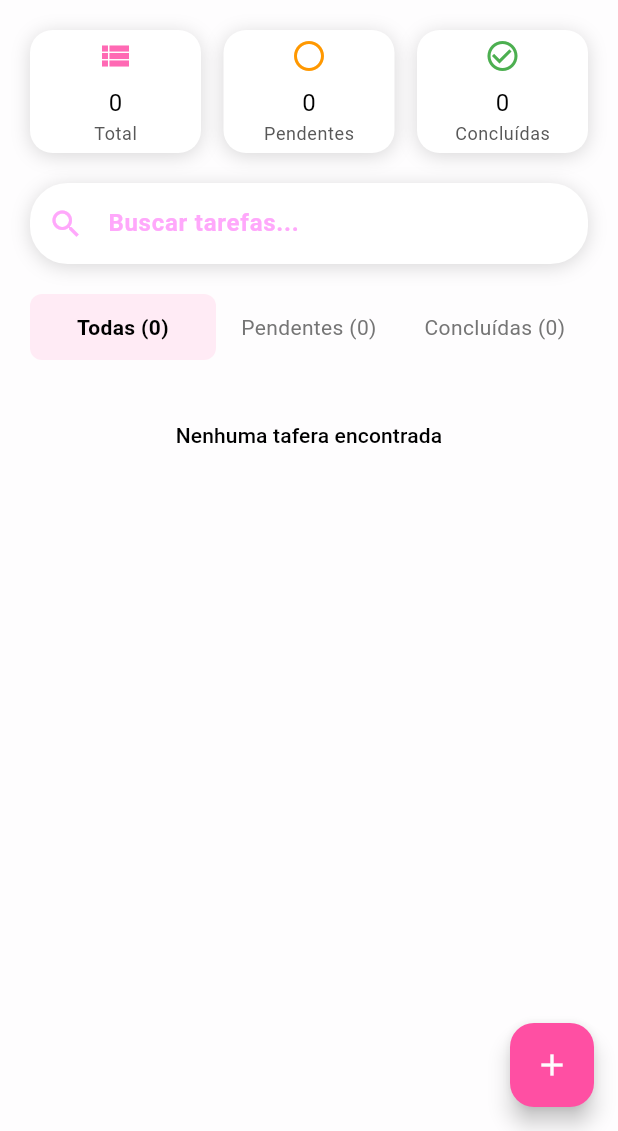
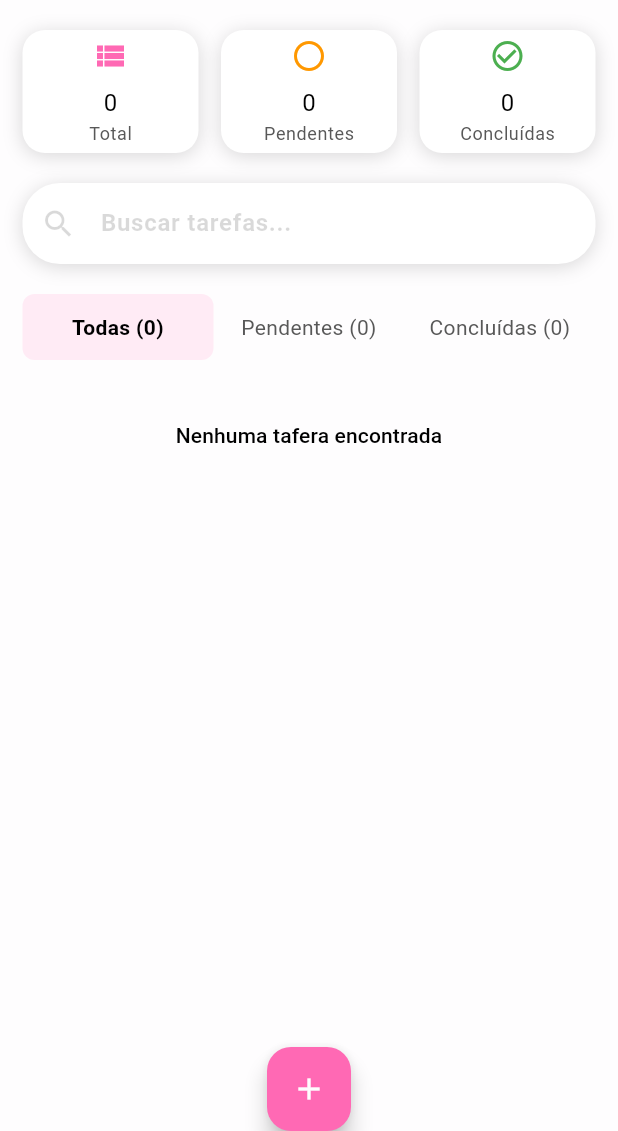
Before and after one commit to HiImIan/checkapp, a Flutter app: the screen it shows after launch, on a phone screen of 412 x 824 dp, the part 105-1236 px from its top. Run offline on Flutter 3.47's test engine with Material 3 defaults, Android fonts, the light colour scheme and no system bars; our stand-ins replace hive_flutter; accounts and stored records are empty.

Commit message:
fix layout
fix:
- items bottom padding
- floating buttom position
- delete light pink

```diff
--- a/lib/app/core/themes/theme.dart
+++ b/lib/app/core/themes/theme.dart
@@ -20,7 +20,7 @@
       elevation: 1,
     ),
     floatingActionButtonTheme: FloatingActionButtonThemeData(
-      backgroundColor: CustomColors.highPink,
+      backgroundColor: CustomColors.pink,
       foregroundColor: CustomColors.background,
     ),
     dialogTheme: DialogThemeData(
@@ -53,7 +53,6 @@
       //primary
       primary: CustomColors.pink,
       primaryFixed: CustomColors.highPink,
-      primaryFixedDim: CustomColors.lightPink,
       onPrimary: CustomColors.white,
       // secondary
       secondary: CustomColors.purple,
--- a/lib/app/data/repositories/tasks_repository.dart
+++ b/lib/app/data/repositories/tasks_repository.dart
@@ -141,7 +141,9 @@
           b.editedAt ?? b.createdAt,
         ).compareTo(_parseDate(a.editedAt ?? a.createdAt));
       });
-
+      if (filteredTasks.isEmpty) {
+        return getAllTasks();
+      }
       return filteredTasks;
     } catch (e) {
       throw Exception('Failed to search tasks: $e');
--- a/lib/app/presenter/view_models/tasks_view_model.dart
+++ b/lib/app/presenter/view_models/tasks_view_model.dart
@@ -7,6 +7,7 @@
 class TasksViewModel extends ChangeNotifier {
   final TasksRepository _tasksRepository;
 
+  final TextEditingController searchController = TextEditingController();
   final TextEditingController titleController = TextEditingController();
   final TextEditingController descriptionController = TextEditingController();
 
@@ -103,6 +104,12 @@
     await _executeWithLoading(() async {
       _tasks = await _tasksRepository.searchTasks(query.trim());
     }, l10n.failedToSearch);
+  }
+
+  void clearSearchTask() {
+    searchController.clear();
+    searchTasks(searchController.text);
+    notifyListeners();
   }
 
   //======================================
--- a/lib/app/presenter/views/tasks_page.dart
+++ b/lib/app/presenter/views/tasks_page.dart
@@ -50,11 +50,10 @@
       body: ListenableBuilder(
         listenable: tasksViewModel,
         builder: (_, __) {
-          final isLoading = tasksViewModel.isLoading;
           return Column(
             children: [
               Padding(
-                padding: const EdgeInsets.symmetric(horizontal: 20),
+                padding: const EdgeInsets.symmetric(horizontal: 15),
                 child: Column(
                   children: [
                     SizedBox(height: 20),
@@ -63,10 +62,7 @@
                     SizedBox(height: 20),
                     // Textfield
                     if (!hasError) ...[
-                      TasksSearchWidget(
-                        isEnabled: !isLoading,
-                        onChange: tasksViewModel.searchTasks,
-                      ),
+                      TasksSearchWidget(tasksViewModel: tasksViewModel),
                       SizedBox(height: 20),
                     ],
                     // Filter tabs
@@ -81,6 +77,7 @@
           );
         },
       ),
+      floatingActionButtonLocation: FloatingActionButtonLocation.centerDocked,
       floatingActionButton: FloatingActionButton(
         onPressed: _showAddTaskDialog,
         child: Icon(floatingIcon),
--- a/lib/app/presenter/views/widgets/persistent_components/tasks_filters_widget.dart
+++ b/lib/app/presenter/views/widgets/persistent_components/tasks_filters_widget.dart
@@ -40,8 +40,8 @@
     final backgroundColor = isSelected
         ? colors.surfaceContainer
         : Colors.transparent;
-    final fontWeight = isSelected ? FontWeight.w600 : null;
-    final textColor = isSelected ? colors.onSurface : Colors.grey[600];
+    final fontWeight = isSelected ? FontWeight.bold : null;
+    final textColor = isSelected ? colors.onSurface : colors.surfaceDim;
     return Expanded(
       child: GestureDetector(
         onTap: () => tasksViewModel.setSelectedTab(index),
--- a/lib/app/presenter/views/widgets/persistent_components/tasks_search_widget.dart
+++ b/lib/app/presenter/views/widgets/persistent_components/tasks_search_widget.dart
@@ -1,14 +1,10 @@
 import 'package:checkapp/app/core/l10n/l10n.dart';
+import 'package:checkapp/app/presenter/view_models/tasks_view_model.dart';
 import 'package:flutter/material.dart';
 
 class TasksSearchWidget extends StatelessWidget {
-  final bool isEnabled;
-  final void Function(String)? onChange;
-  const TasksSearchWidget({
-    super.key,
-    required this.isEnabled,
-    required this.onChange,
-  });
+  final TasksViewModel tasksViewModel;
+  const TasksSearchWidget({super.key, required this.tasksViewModel});
 
   @override
   Widget build(BuildContext context) {
@@ -16,6 +12,17 @@
     final theme = Theme.of(context);
     final colors = theme.colorScheme;
     final textStyle = theme.textTheme;
+
+    final isEnabled = tasksViewModel.totalTasks > 0;
+    final searchController = tasksViewModel.searchController;
+    final hasNoSearch = searchController.text.isEmpty;
+    final enabledColor = isEnabled ? colors.primary : colors.onSurfaceVariant;
+    final suffixIcon = hasNoSearch
+        ? null
+        : IconButton(
+            onPressed: tasksViewModel.clearSearchTask,
+            icon: Icon(Icons.close),
+          );
     return Container(
       decoration: BoxDecoration(
         color: colors.onPrimary,
@@ -29,22 +36,25 @@
         ],
       ),
       child: TextField(
+        controller: searchController,
         enabled: isEnabled,
         style: textStyle.bodyLarge!.copyWith(color: colors.surfaceDim),
         decoration: InputDecoration(
           contentPadding: EdgeInsets.symmetric(horizontal: 5, vertical: 15),
           hintText: l10n.searchTasks,
           hintStyle: textStyle.bodyLarge!.copyWith(
-            color: colors.primaryFixedDim,
+            color: enabledColor,
             fontWeight: FontWeight.bold,
           ),
           prefixIcon: Icon(Icons.search),
-          prefixIconColor: colors.primaryFixedDim,
+          prefixIconColor: enabledColor,
+          suffixIcon: suffixIcon,
+          suffixIconColor: colors.primary,
 
           border: InputBorder.none,
         ),
 
-        onChanged: onChange,
+        onChanged: tasksViewModel.searchTasks,
       ),
     );
   }
--- a/lib/app/presenter/views/widgets/tasks_widget.dart
+++ b/lib/app/presenter/views/widgets/tasks_widget.dart
@@ -39,7 +39,7 @@
       replacement: TasksNoItemWidget(),
       child: Expanded(
         child: ListView.builder(
-          padding: EdgeInsets.symmetric(horizontal: 20),
+          padding: EdgeInsets.only(right: 20, left: 20, bottom: 80),
           itemCount: length,
           itemBuilder: (_, index) {
             final task = tasksViewModel.filteredTasks[index];
```
Also changed, not shown: 1 other file.
